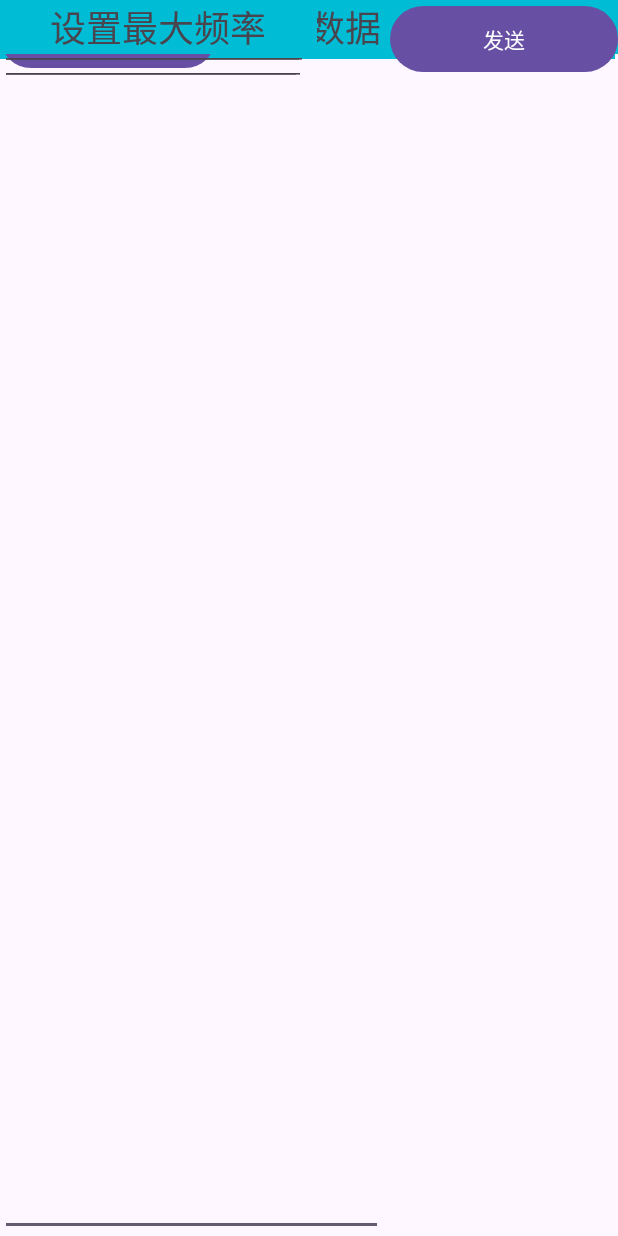
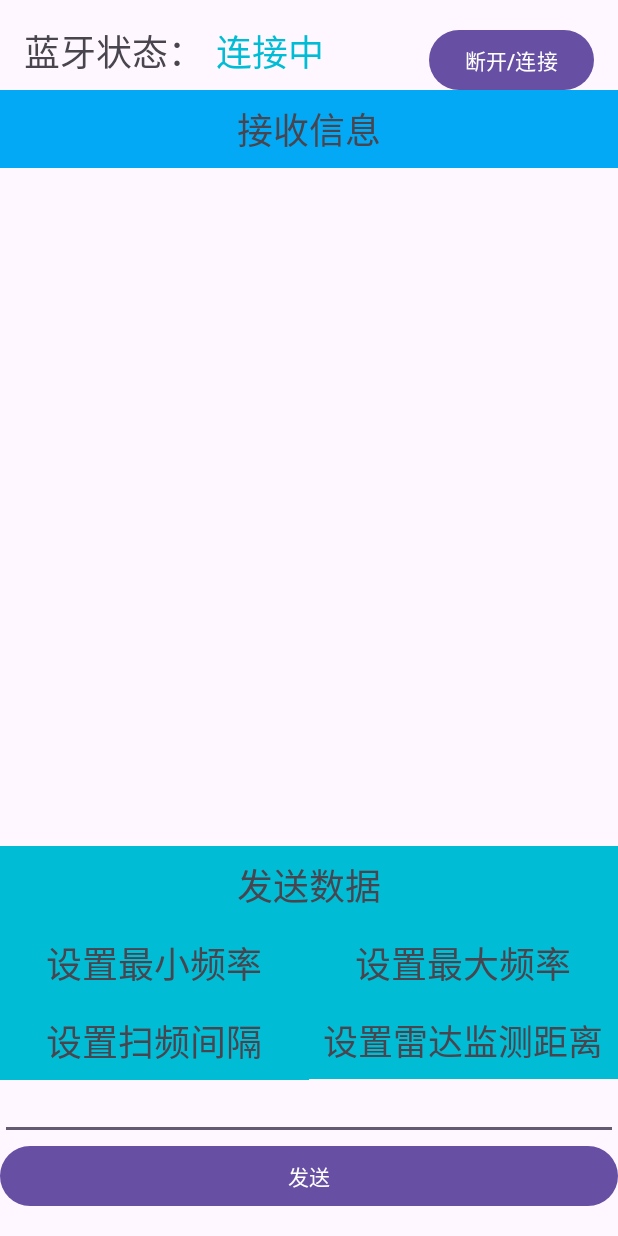
Before and after one commit to LearnerBo/Adroid_BlueTooth, an Android app: the BTReadAndWrite screen opened directly, with no data from a screen before it, on a phone screen of 412 x 824 dp. Run offline under Robolectric (Android 15) with nearby library versions, the phone set to English and light mode, and no system bars; 1 statement that could not run was skipped.

Commit message:
界面正常且可运行,能够搜索蓝牙,但无法建立连接

```diff
--- a/app/src/main/java/example/bluetooth/BTReadAndWrite.java
+++ b/app/src/main/java/example/bluetooth/BTReadAndWrite.java
@@ -2,7 +2,6 @@ package example.bluetooth;
 
 import androidx.annotation.NonNull;
 import androidx.appcompat.app.AppCompatActivity;
-import androidx.collection.ArraySet;
 import androidx.core.app.ActivityCompat;
 
 import android.Manifest;
@@ -18,14 +17,12 @@ import android.view.View;
 import android.widget.ArrayAdapter;
 import android.widget.EditText;
 import android.widget.ListView;
-import android.widget.TextView;
 import android.widget.Toast;
 
 import java.io.IOException;
 import java.io.InputStream;
 import java.io.OutputStream;
 import java.util.ArrayList;
-import java.util.List;
 import java.util.UUID;
 
 public class BTReadAndWrite extends AppCompatActivity {
@@ -61,8 +58,8 @@ public class BTReadAndWrite extends AppCompatActivity {
         super.onCreate(savedInstanceState);
         setContentView(R.layout.activity_btread_andwrite);
         // 根据ID获取listview和editText
-        listView = (ListView) findViewById(R.id.listView);
-        editText = (EditText) findViewById(R.id.editTextTextPersonName);
+        listView = findViewById(R.id.listView);
+        editText = findViewById(R.id.editTextPersonName1); // 确保引用正确的 EditText
         // 实例化ArrayAdapter
         adapter1 = new ArrayAdapter(this, android.R.layout.simple_expandable_list_item_1, msglist);
         // 设置listview
--- a/app/src/main/res/layout/activity_btread_andwrite.xml
+++ b/app/src/main/res/layout/activity_btread_andwrite.xml
@@ -3,167 +3,156 @@
     xmlns:app="http://schemas.android.com/apk/res-auto"
     xmlns:tools="http://schemas.android.com/tools"
     android:layout_width="match_parent"
-    android:layout_height="match_parent">
+    android:layout_height="match_parent"
+    tools:context=".BTReadAndWrite">
 
     <TextView
-        android:id="@+id/textView4"
-        android:layout_width="210dp"
-        android:layout_height="39dp"
-        android:layout_marginStart="200dp"
-        android:background="#00BCD4"
-        android:gravity="center"
-        android:text="设置雷达监测距离"
+        android:id="@+id/textViewBluetoothStatus"
+        android:layout_width="wrap_content"
+        android:layout_height="wrap_content"
+        android:text="蓝牙状态："
         android:textSize="24sp"
+        app:layout_constraintTop_toTopOf="parent"
         app:layout_constraintStart_toStartOf="parent"
-        tools:layout_editor_absoluteY="587dp" />
+        android:layout_marginTop="16dp"
+        android:layout_marginStart="16dp" />
 
     <TextView
-        android:id="@+id/textView4"
-        android:layout_width="203dp"
-        android:layout_height="39dp"
-        android:background="#00BCD4"
-        android:gravity="center"
-        android:text="设置扫频间隔"
-        android:textSize="24sp"
-        app:layout_constraintStart_toStartOf="parent"
-        tools:layout_editor_absoluteY="587dp" />
-
-    <TextView
-        android:id="@+id/textView"
-        android:layout_width="135dp"
-        android:layout_height="47dp"
-        android:gravity="fill_vertical"
-        android:text="蓝牙状态："
-        android:textSize="24sp"
-        app:layout_constraintStart_toStartOf="parent"
-        app:layout_constraintTop_toTopOf="parent" />
-
-    <TextView
-        android:id="@+id/textView2"
-        android:layout_width="129dp"
-        android:layout_height="43dp"
-        android:gravity="fill_vertical"
+        android:id="@+id/textViewConnectionStatus"
+        android:layout_width="wrap_content"
+        android:layout_height="wrap_content"
         android:text="连接中"
         android:textColor="#00BCD4"
         android:textSize="24sp"
         app:layout_constraintTop_toTopOf="parent"
-        tools:layout_editor_absoluteX="136dp" />
+        app:layout_constraintStart_toEndOf="@+id/textViewBluetoothStatus"
+        android:layout_marginTop="16dp"
+        android:layout_marginStart="8dp" />
 
     <Button
-        android:id="@+id/button6"
-        android:layout_width="144dp"
-        android:layout_height="49dp"
+        android:id="@+id/buttonConnectDisconnect"
+        android:layout_width="wrap_content"
+        android:layout_height="wrap_content"
         android:text="断开/连接"
-        tools:layout_editor_absoluteX="267dp" />
-
-    <ListView
-        android:id="@+id/listView"
-        android:layout_width="410dp"
-        android:layout_height="385dp"
+        app:layout_constraintTop_toTopOf="parent"
         app:layout_constraintEnd_toEndOf="parent"
-        app:layout_constraintHorizontal_bias="1.0"
-        app:layout_constraintStart_toStartOf="parent"
-        app:layout_constraintTop_toBottomOf="@+id/textView3" />
+        android:layout_marginTop="16dp"
+        android:layout_marginEnd="16dp" />
 
     <TextView
-        android:id="@+id/textView3"
+        android:id="@+id/textViewReceivedMessages"
         android:layout_width="0dp"
         android:layout_height="wrap_content"
         android:background="#03A9F4"
         android:gravity="center"
         android:text="接收信息"
         android:textSize="24sp"
+        app:layout_constraintTop_toBottomOf="@+id/textViewBluetoothStatus"
+        app:layout_constraintStart_toStartOf="parent"
         app:layout_constraintEnd_toEndOf="parent"
+        android:padding="8dp"
+        android:layout_marginTop="8dp" />
+
+    <ListView
+        android:id="@+id/listView"
+        android:layout_width="0dp"
+        android:layout_height="0dp"
+        app:layout_constraintTop_toBottomOf="@+id/textViewReceivedMessages"
         app:layout_constraintStart_toStartOf="parent"
-        tools:layout_editor_absoluteY="48dp" />
+        app:layout_constraintEnd_toEndOf="parent"
+        app:layout_constraintBottom_toTopOf="@+id/textViewSendData"
+        android:layout_marginTop="8dp"
+        android:layout_marginBottom="8dp" />
 
     <TextView
-        android:id="@+id/textView4"
-        android:layout_width="match_parent"
+        android:id="@+id/textViewSendData"
+        android:layout_width="0dp"
         android:layout_height="wrap_content"
         android:background="#00BCD4"
         android:gravity="center"
         android:text="发送数据"
         android:textSize="24sp"
+        app:layout_constraintTop_toBottomOf="@+id/listView"
+        app:layout_constraintStart_toStartOf="parent"
         app:layout_constraintEnd_toEndOf="parent"
-        app:layout_constraintHorizontal_bias="0.0"
-        app:layout_constraintStart_toStartOf="parent"
-        tools:layout_editor_absoluteY="471dp" />
+        android:padding="8dp"
+        android:layout_marginBottom="8dp" />
 
     <TextView
-        android:id="@+id/textView4"
-        android:layout_width="203dp"
-        android:layout_height="34dp"
+        android:id="@+id/textViewMinFrequency"
+        android:layout_width="0dp"
+        android:layout_height="wrap_content"
         android:background="#00BCD4"
         android:gravity="center"
         android:text="设置最小频率"
         android:textSize="24sp"
+        app:layout_constraintTop_toBottomOf="@+id/textViewSendData"
         app:layout_constraintStart_toStartOf="parent"
-        tools:layout_editor_absoluteY="506dp" />
+        app:layout_constraintEnd_toStartOf="@+id/textViewMaxFrequency"
+        android:padding="8dp" />
 
     <TextView
-        android:id="@+id/textView4"
-        android:layout_width="211dp"
-        android:layout_height="35dp"
+        android:id="@+id/textViewMaxFrequency"
+        android:layout_width="0dp"
+        android:layout_height="wrap_content"
         android:background="#00BCD4"
         android:gravity="center"
         android:text="设置最大频率"
         android:textSize="24sp"
-        tools:layout_editor_absoluteX="200dp"
-        tools:layout_editor_absoluteY="504dp" />
+        app:layout_constraintTop_toBottomOf="@+id/textViewSendData"
+        app:layout_constraintStart_toEndOf="@+id/textViewMinFrequency"
+        app:layout_constraintEnd_toEndOf="parent"
+        android:padding="8dp" />
+
+    <TextView
+        android:id="@+id/textViewSweepInterval"
+        android:layout_width="0dp"
+        android:layout_height="wrap_content"
+        android:background="#00BCD4"
+        android:gravity="center"
+        android:text="设置扫频间隔"
+        android:textSize="24sp"
+        app:layout_constraintTop_toBottomOf="@+id/textViewMinFrequency"
+        app:layout_constraintStart_toStartOf="parent"
+        app:layout_constraintEnd_toStartOf="@+id/textViewRadarDistance"
+        android:padding="8dp" />
+
+    <TextView
+        android:id="@+id/textViewRadarDistance"
+        android:layout_width="0dp"
+        android:layout_height="wrap_content"
+        android:background="#00BCD4"
+        android:gravity="center"
+        android:text="设置雷达监测距离"
+        android:textSize="23sp"
+        app:layout_constraintTop_toBottomOf="@+id/textViewMaxFrequency"
+        app:layout_constraintStart_toEndOf="@+id/textViewSweepInterval"
+        app:layout_constraintEnd_toEndOf="parent"
+        android:padding="8dp" />
 
     <EditText
-        android:id="@+id/editTextTextPersonName"
-        android:layout_width="255dp"
-        android:layout_height="51dp"
+        android:id="@+id/editTextPersonName1"
+        android:layout_width="0dp"
+        android:layout_height="wrap_content"
         android:ems="10"
         android:inputType="textPersonName"
-        app:layout_constraintBottom_toBottomOf="parent"
-        app:layout_constraintStart_toStartOf="parent" />
-
-    <EditText
-        android:id="@+id/editTextTextPersonName"
-        android:layout_width="201dp"
-        android:layout_height="57dp"
-        android:ems="10"
-        android:inputType="textPersonName"
-        tools:layout_editor_absoluteX="3dp"
-        tools:layout_editor_absoluteY="622dp" />
-
-    <EditText
-        android:id="@+id/editTextTextPersonName"
-        android:layout_width="204dp"
-        android:layout_height="57dp"
-        android:ems="10"
-        android:inputType="textPersonName"
-        tools:layout_editor_absoluteX="203dp"
-        tools:layout_editor_absoluteY="622dp" />
-
-    <EditText
-        android:id="@+id/editTextTextPersonName"
-        android:layout_width="203dp"
-        android:layout_height="47dp"
-        android:ems="10"
-        android:inputType="textPersonName"
-        tools:layout_editor_absoluteX="205dp"
-        tools:layout_editor_absoluteY="541dp" />
-
-    <EditText
-        android:id="@+id/editTextTextPersonName"
-        android:layout_width="205dp"
-        android:layout_height="47dp"
-        android:ems="10"
-        android:inputType="textPersonName"
+        app:layout_constraintTop_toBottomOf="@+id/textViewRadarDistance"
         app:layout_constraintStart_toStartOf="parent"
-        tools:layout_editor_absoluteY="541dp" />
+        app:layout_constraintEnd_toEndOf="parent"
+        android:padding="8dp"
+        android:layout_marginBottom="16dp" />
 
     <Button
-        android:id="@+id/button7"
-        android:layout_width="152dp"
-        android:layout_height="52dp"
+        android:id="@+id/buttonSend"
+        android:layout_width="0dp"
+        android:layout_height="wrap_content"
         android:onClick="sead_msg"
         android:text="发送"
+        app:layout_constraintTop_toBottomOf="@+id/editTextPersonName1"
+        app:layout_constraintStart_toStartOf="parent"
         app:layout_constraintEnd_toEndOf="parent"
-        tools:layout_editor_absoluteY="683dp" />
+        app:layout_constraintBottom_toBottomOf="parent"
+        android:padding="8dp"
+        android:layout_marginBottom="16dp" />
 
 </androidx.constraintlayout.widget.ConstraintLayout>
```
Also changed, not shown: app/src/main/java/example/bluetooth/MainActivity.java (+87 -172 lines), app/src/main/res/layout/activity_main.xml (+47 -34 lines).
